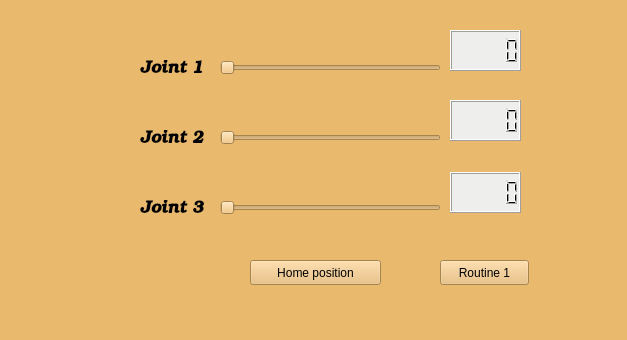
Above: 3ARA_Ws/src/robot_arm_comms/src/MainWindow.ui from IgnacioCipo/3ARA-Software before the change. Below: the same form after it.
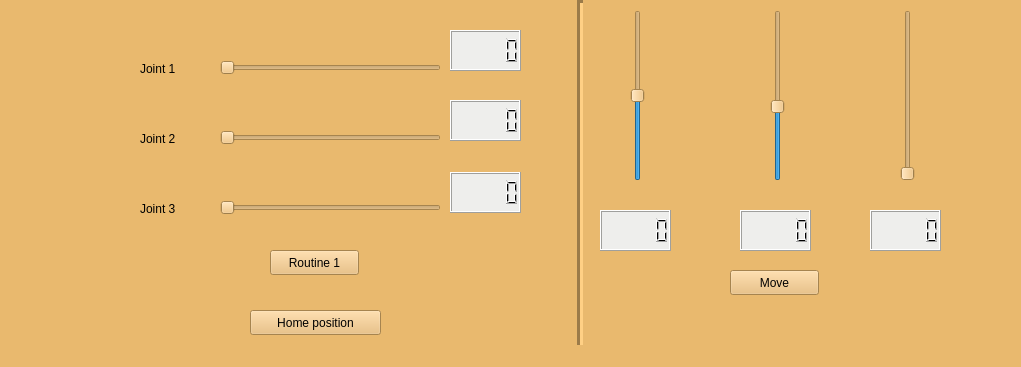
That is the form after the change.

Commit message: Right screen to select three angles and press move button

```diff
--- a/3ARA_Ws/src/robot_arm_comms/src/MainWindow.ui
+++ b/3ARA_Ws/src/robot_arm_comms/src/MainWindow.ui
@@ -6,8 +6,8 @@
    <rect>
     <x>0</x>
     <y>0</y>
-    <width>627</width>
-    <height>340</height>
+    <width>1021</width>
+    <height>367</height>
    </rect>
   </property>
   <property name="windowTitle">
@@ -58,21 +58,6 @@
       <height>17</height>
      </rect>
     </property>
-    <property name="font">
-     <font>
-      <family>URW Bookman L</family>
-      <pointsize>13</pointsize>
-      <weight>75</weight>
-      <italic>true</italic>
-      <bold>true</bold>
-     </font>
-    </property>
-    <property name="frameShape">
-     <enum>QFrame::NoFrame</enum>
-    </property>
-    <property name="lineWidth">
-     <number>2</number>
-    </property>
     <property name="text">
      <string>Joint 1</string>
     </property>
@@ -128,21 +113,6 @@
       <height>17</height>
      </rect>
     </property>
-    <property name="font">
-     <font>
-      <family>URW Bookman L</family>
-      <pointsize>13</pointsize>
-      <weight>75</weight>
-      <italic>true</italic>
-      <bold>true</bold>
-     </font>
-    </property>
-    <property name="frameShape">
-     <enum>QFrame::NoFrame</enum>
-    </property>
-    <property name="lineWidth">
-     <number>2</number>
-    </property>
     <property name="text">
      <string>Joint 2</string>
     </property>
@@ -156,24 +126,6 @@
       <height>17</height>
      </rect>
     </property>
-    <property name="font">
-     <font>
-      <family>URW Bookman L</family>
-      <pointsize>13</pointsize>
-      <weight>75</weight>
-      <italic>true</italic>
-      <bold>true</bold>
-     </font>
-    </property>
-    <property name="frameShape">
-     <enum>QFrame::NoFrame</enum>
-    </property>
-    <property name="frameShadow">
-     <enum>QFrame::Plain</enum>
-    </property>
-    <property name="lineWidth">
-     <number>2</number>
-    </property>
     <property name="text">
      <string>Joint 3</string>
     </property>
@@ -195,7 +147,7 @@
     <property name="geometry">
      <rect>
       <x>250</x>
-      <y>260</y>
+      <y>310</y>
       <width>131</width>
       <height>25</height>
      </rect>
@@ -207,8 +159,8 @@
    <widget class="QPushButton" name="routineButton">
     <property name="geometry">
      <rect>
-      <x>440</x>
-      <y>260</y>
+      <x>270</x>
+      <y>250</y>
       <width>89</width>
       <height>25</height>
      </rect>
@@ -220,6 +172,143 @@
      <bool>false</bool>
     </property>
    </widget>
+   <widget class="Line" name="line">
+    <property name="geometry">
+     <rect>
+      <x>570</x>
+      <y>0</y>
+      <width>20</width>
+      <height>371</height>
+     </rect>
+    </property>
+    <property name="lineWidth">
+     <number>3</number>
+    </property>
+    <property name="orientation">
+     <enum>Qt::Vertical</enum>
+    </property>
+   </widget>
+   <widget class="QSlider" name="IKJointOne">
+    <property name="geometry">
+     <rect>
+      <x>630</x>
+      <y>10</y>
+      <width>16</width>
+      <height>171</height>
+     </rect>
+    </property>
+    <property name="minimum">
+     <number>-403</number>
+    </property>
+    <property name="maximum">
+     <number>403</number>
+    </property>
+    <property name="singleStep">
+     <number>1</number>
+    </property>
+    <property name="value">
+     <number>0</number>
+    </property>
+    <property name="sliderPosition">
+     <number>0</number>
+    </property>
+    <property name="orientation">
+     <enum>Qt::Vertical</enum>
+    </property>
+    <property name="tickPosition">
+     <enum>QSlider::NoTicks</enum>
+    </property>
+   </widget>
+   <widget class="QSlider" name="IKJointTwo">
+    <property name="geometry">
+     <rect>
+      <x>770</x>
+      <y>10</y>
+      <width>16</width>
+      <height>171</height>
+     </rect>
+    </property>
+    <property name="minimum">
+     <number>-300</number>
+    </property>
+    <property name="maximum">
+     <number>403</number>
+    </property>
+    <property name="orientation">
+     <enum>Qt::Vertical</enum>
+    </property>
+   </widget>
+   <widget class="QSlider" name="IKJointThree">
+    <property name="geometry">
+     <rect>
+      <x>900</x>
+      <y>10</y>
+      <width>16</width>
+      <height>171</height>
+     </rect>
+    </property>
+    <property name="maximum">
+     <number>603</number>
+    </property>
+    <property name="orientation">
+     <enum>Qt::Vertical</enum>
+    </property>
+   </widget>
+   <widget class="QLCDNumber" name="showIKJointOne">
+    <property name="geometry">
+     <rect>
+      <x>600</x>
+      <y>210</y>
+      <width>71</width>
+      <height>41</height>
+     </rect>
+    </property>
+    <property name="autoFillBackground">
+     <bool>false</bool>
+    </property>
+    <property name="styleSheet">
+     <string notr="true">background-color: rgb(238, 238, 236);</string>
+    </property>
+   </widget>
+   <widget class="QLCDNumber" name="showIKJointTwo">
+    <property name="geometry">
+     <rect>
+      <x>740</x>
+      <y>210</y>
+      <width>71</width>
+      <height>41</height>
+     </rect>
+    </property>
+    <property name="styleSheet">
+     <string notr="true">background-color: rgb(238, 238, 236);</string>
+    </property>
+   </widget>
+   <widget class="QLCDNumber" name="showIKJointThree">
+    <property name="geometry">
+     <rect>
+      <x>870</x>
+      <y>210</y>
+      <width>71</width>
+      <height>41</height>
+     </rect>
+    </property>
+    <property name="styleSheet">
+     <string notr="true">background-color: rgb(238, 238, 236);</string>
+    </property>
+   </widget>
+   <widget class="QPushButton" name="InverseKinematics">
+    <property name="geometry">
+     <rect>
+      <x>730</x>
+      <y>270</y>
+      <width>89</width>
+      <height>25</height>
+     </rect>
+    </property>
+    <property name="text">
+     <string>Move</string>
+    </property>
+   </widget>
   </widget>
   <widget class="QStatusBar" name="statusbar"/>
  </widget>
```
The commit also changes 1 other file.
